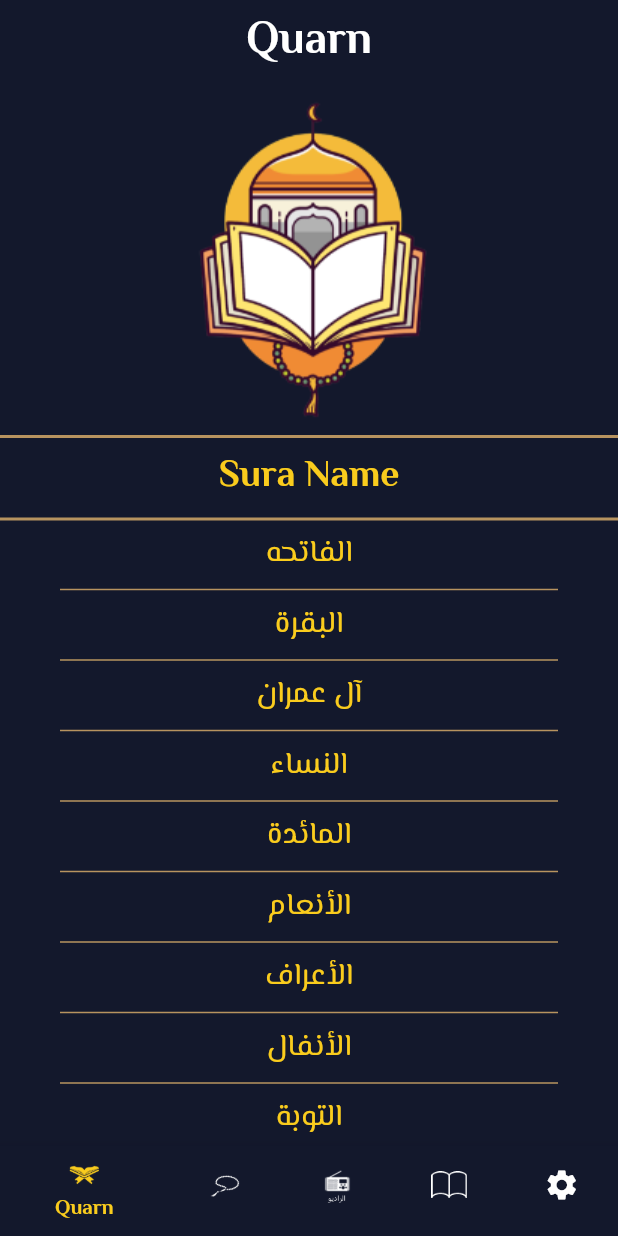
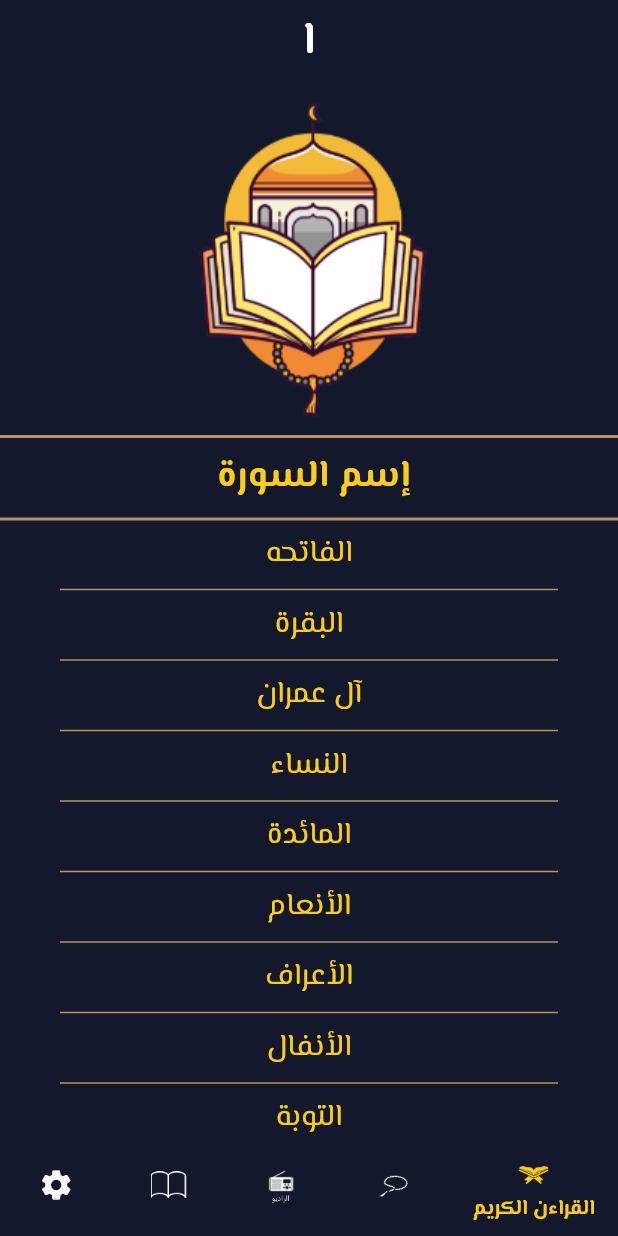
Before and after one commit to osamaromeh10/islamiapp, a Flutter app: the screen it shows after launch, on a phone screen of 412 x 824 dp. Run offline on Flutter 3.47's test engine with Material 2 defaults, Android fonts, the phone set to English and light mode, and no system bars; our stand-ins replace google_fonts, shared_preferences; generated files the repository leaves out were written again.

Commit message:
add dark theme and enable this Finish Dark Mode Install Dark mode and made a switch between Themes on my app complete 90% of Themeing My Application complete 98% of Themeing My Application Complete sebha Task finish Ahaedth tab And Details add ahadeth file add language to app but design not complete

```diff
--- /dev/null
+++ b/l10n.yaml
@@ -0,0 +1,3 @@
+arb-dir: lib/l10n
+template-arb-file: app_en.arb
+output-localization-file: app_localizations.dart
--- a/lib/home.dart
+++ b/lib/home.dart
@@ -1,10 +1,10 @@
 import 'package:flutter/material.dart';
-
 import 'package:islami_app/tabs/ahadeth_tab.dart';
 import 'package:islami_app/tabs/quarn_tab.dart';
 import 'package:islami_app/tabs/radio_tab.dart';
 import 'package:islami_app/tabs/sebha_tab.dart';
 import 'package:islami_app/tabs/settings_tab.dart';
+import 'package:flutter_gen/gen_l10n/app_localizations.dart';
 
 class HomeScreen extends StatefulWidget {
   static const String routeName = " Home Screen";
@@ -36,7 +36,7 @@ class _HomeScreenState extends State<HomeScreen> {
       Scaffold(
         appBar: AppBar(
           title:
-              Text(titles[index], style: Theme.of(context).textTheme.bodyLarge),
+              Text(AppLocalizations.of(context)!.quarn[index], style: Theme.of(context).textTheme.bodyLarge),
         ),
         body: tabs[index],
         bottomNavigationBar: BottomNavigationBar(
@@ -48,23 +48,23 @@ class _HomeScreenState extends State<HomeScreen> {
           items: [
             BottomNavigationBarItem(
                 icon: const ImageIcon(AssetImage("assets/images/quran.png")),
-                label: "Quarn",
+                label: AppLocalizations.of(context)!.quarn,
                 backgroundColor: Theme.of(context).bottomNavigationBarTheme.backgroundColor),
             BottomNavigationBarItem(
                 icon: const ImageIcon(AssetImage("assets/images/sebha.png")),
-                label: "Sebha",
+                label:AppLocalizations.of(context)!.sebha,
                 backgroundColor: Theme.of(context).bottomNavigationBarTheme.backgroundColor),
             BottomNavigationBarItem(
                 icon: const ImageIcon(AssetImage("assets/images/radio.png")),
-                label: "Radio",
+                label: AppLocalizations.of(context)!.radio,
                 backgroundColor:  Theme.of(context).bottomNavigationBarTheme.backgroundColor),
             BottomNavigationBarItem(
                 icon: const ImageIcon(AssetImage("assets/images/ahadeth.png")),
-                label: "Ahadeth",
+                label: AppLocalizations.of(context)!.ahadeth,
                 backgroundColor:  Theme.of(context).bottomNavigationBarTheme.backgroundColor),
             BottomNavigationBarItem(
                 icon: const Icon(Icons.settings),
-                label: "Settings",
+                label: AppLocalizations.of(context)!.settings,
                 backgroundColor: Theme.of(context).bottomNavigationBarTheme.backgroundColor),
           ],
         ),
@@ -77,6 +77,6 @@ List<Widget> tabs = [
   QuarnTab(),
   SebhaTab(),
   const RadioTab(),
-  const AhadethTab(),
-  const SettingTab(),
+   AhadethTab(),
+   SettingTab(),
 ];
--- /dev/null
+++ b/lib/l10n/app_ar.arb
@@ -0,0 +1,10 @@
+{
+  "apptitle": "إسلامي",
+  "suraNames": "إسم السورة ",
+  "ahadeth": "الأحاديث",
+  "quarn" : "القراءن الكريم",
+  "sebha": "السبحه",
+  "radio": "الراديو",
+  "settings": "الإعدادات",
+  "darkmode": "الوضع المظلم"
+}
--- a/lib/main.dart
+++ b/lib/main.dart
@@ -1,11 +1,14 @@
 import 'package:flutter/material.dart';
-
 import 'package:islami_app/home.dart';
 import 'package:islami_app/my_Theme_Data.dart';
 import 'package:islami_app/tabs/Toggle%20between%20Themes.dart';
 import 'package:islami_app/tabs/hadeth_Details.dart';
 import 'package:islami_app/tabs/srua_details.dart';
 import 'package:provider/provider.dart';
+import 'package:flutter_gen/gen_l10n/app_localizations.dart';
+
+
+
 void main() {
   runApp(const MyApp());
 }
@@ -20,13 +23,17 @@ class MyApp extends StatelessWidget {
       child: Consumer<ThemeNotifier>(
         builder: ( context, ThemeNotifier notifier, Widget? child) {
           return MaterialApp(
+
+            localizationsDelegates: AppLocalizations.localizationsDelegates,
+            supportedLocales: AppLocalizations.supportedLocales,
+            locale: Locale("ar"),
+
             debugShowCheckedModeBanner: false,
             initialRoute: HomeScreen.routeName,
             routes: {
               HomeScreen.routeName: (context) => const HomeScreen(),
               SruaDetailsScreen.routeName: (context) => const SruaDetailsScreen(),
               HadethDetails.routeName: (context) =>   HadethDetails(),
-
             },
             theme: notifier.darkTheme? MyThemeData.dark:MyThemeData.light,
             darkTheme: MyThemeData.dark,
--- a/lib/my_Theme_Data.dart
+++ b/lib/my_Theme_Data.dart
@@ -8,7 +8,7 @@ class MyThemeData {
   static Color PrimaryColorDark=Color(0xff13182c);
   static Color BlackColor=Color(0xff242424);
   static Color whiteColor=Colors.white;
-  static Color YellowColor=Color(0xfffacc1d);
+  static Color YellowColor=const Color(0xfffacc1d);
   static ThemeData light = ThemeData(
 
       scaffoldBackgroundColor: Colors.transparent,
--- a/lib/tabs/quarn_tab.dart
+++ b/lib/tabs/quarn_tab.dart
@@ -2,6 +2,7 @@ import 'package:flutter/material.dart';
 import 'package:islami_app/my_Theme_Data.dart';
 import 'package:islami_app/tabs/srua_details.dart';
 import 'package:islami_app/tabs/sura_model.dart';
+import 'package:flutter_gen/gen_l10n/app_localizations.dart';
 
 class QuarnTab extends StatelessWidget {
   List<String> suraNames = [
@@ -133,7 +134,7 @@ class QuarnTab extends StatelessWidget {
             color: MyThemeData.PrimaryColor,
             thickness: 2,
           ),
-          Text("Sura Name",
+          Text(AppLocalizations.of(context)!.suraNames,
               style: Theme.of(context).textTheme.bodyMedium!
           ),
           Divider(
--- a/lib/tabs/radio_tab.dart
+++ b/lib/tabs/radio_tab.dart
@@ -8,15 +8,15 @@ class RadioTab extends StatelessWidget {
     return
     Padding(
       padding: const EdgeInsets.symmetric(vertical: 170),
-      child: Container(
+      child: SizedBox(
         height: double.infinity,
         width: double.infinity,
         child: Column(
           children: [
             Image.asset("assets/images/radio_image.png"),
-            SizedBox(height: 15.0),
+            const SizedBox(height: 10.0),
             Text("إذاعه القراءن الكريم",style: Theme.of(context).textTheme.bodySmall,),
-            SizedBox(height: 35.0),
+            const SizedBox(height: 40.0),
             Image.asset("assets/images/Group 5.png",color: MyThemeData.YellowColor,height: 30,width: 160),
           ],
         ),
--- a/pubspec.yaml
+++ b/pubspec.yaml
@@ -38,6 +38,9 @@ dependencies:
   google_fonts: ^5.1.0
   provider: ^6.0.5
   shared_preferences: ^2.2.1
+  flutter_localizations:
+    sdk: flutter
+  intl: ^0.18.1
 
 dev_dependencies:
   flutter_test:
@@ -55,6 +58,7 @@ dev_dependencies:
 
 # The following section is specific to Flutter packages.
 flutter:
+  generate: true # Add this line
 
   # The following line ensures that the Material Icons font is
   # included with your application, so that you can use the icons in
```
Also changed, not shown: lib/l10n/app_en.arb (added, +10 -0 lines), lib/tabs/ahadeth_tab.dart (+22 -31 lines), lib/tabs/srua_details.dart (+13 -17 lines), pubspec.lock.
